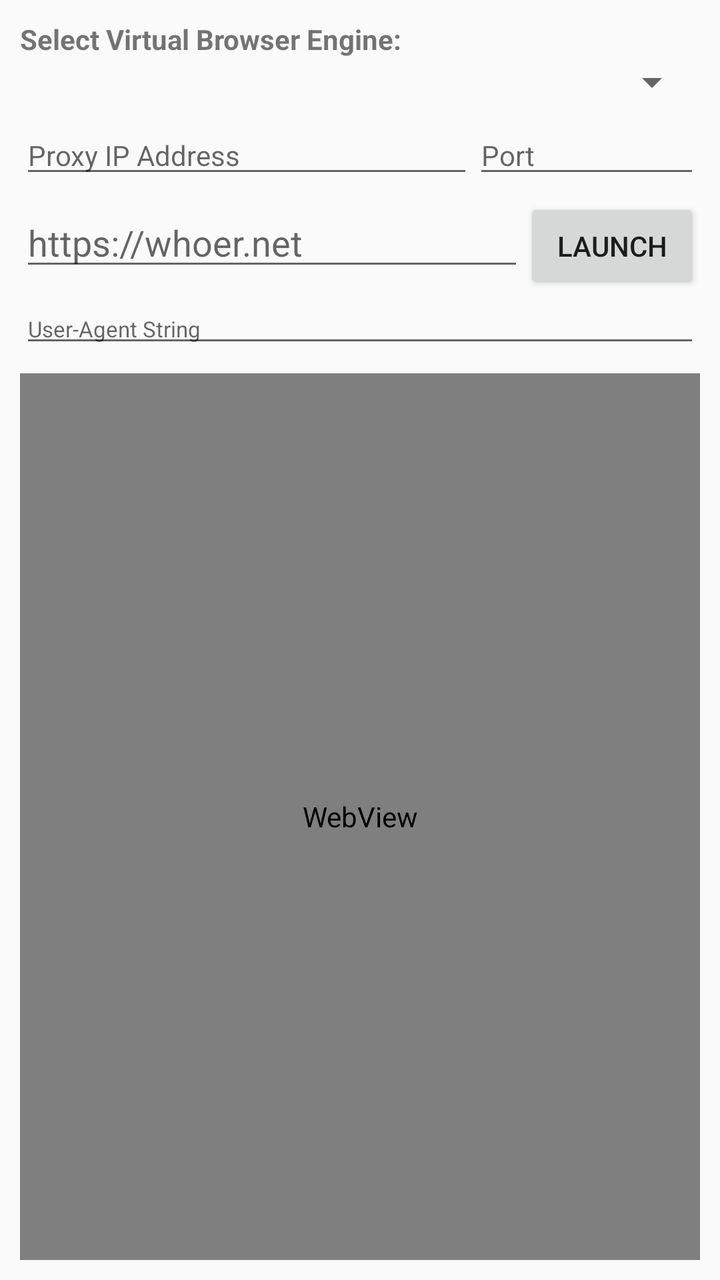
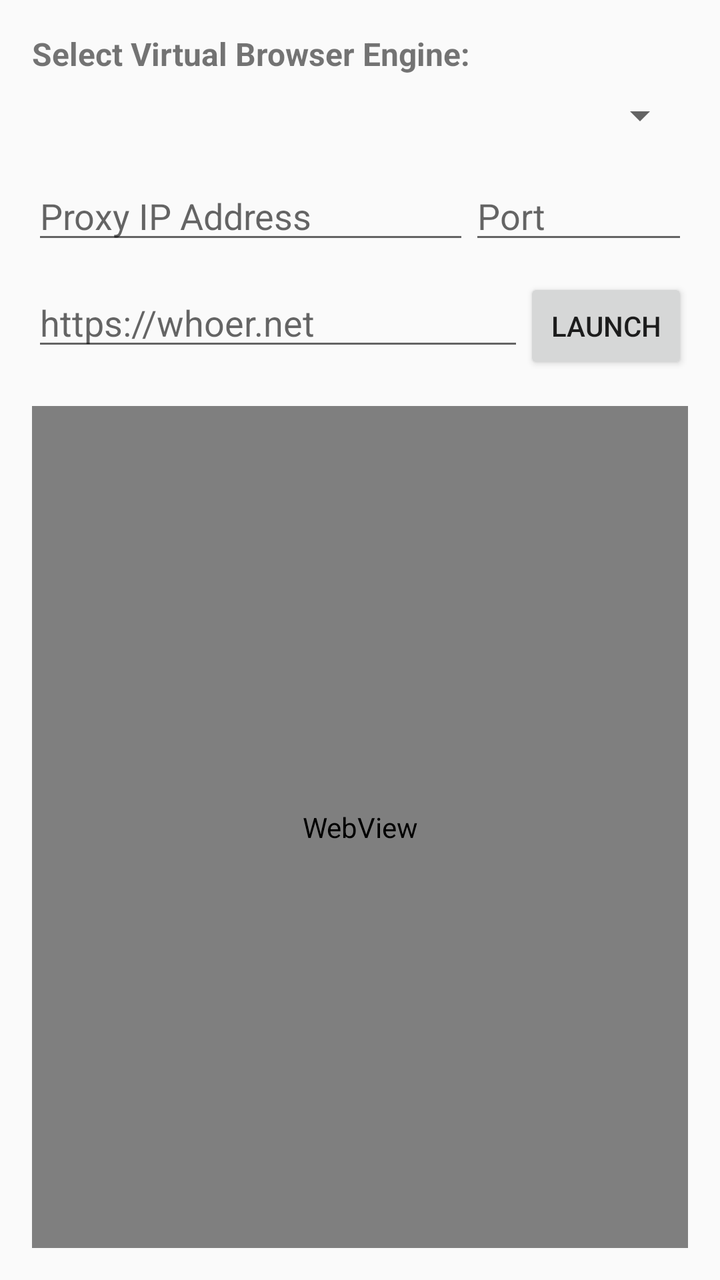

Screens rendered from an Android XML layout before and after an edit, with the pre-edit source and the edit as a unified diff.
<!-- AndroidManifest.xml: application theme Theme.AppCompat.Light.NoActionBar -->
<!-- res/layout/activity_main.xml -->
<?xml version="1.0" encoding="utf-8"?>
<LinearLayout xmlns:android="http://schemas.android.com/apk/res/android"
    android:layout_width="match_parent"
    android:layout_height="match_parent"
    android:orientation="vertical"
    android:padding="10dp">

    <TextView
        android:layout_width="wrap_content"
        android:layout_height="wrap_content"
        android:text="Select Virtual Browser Engine:"
        android:textStyle="bold" />

    <Spinner
        android:id="@+id/spBrowserType"
        android:layout_width="match_parent"
        android:layout_height="wrap_content"
        android:padding="8dp" />

    <LinearLayout
        android:layout_width="match_parent"
        android:layout_height="wrap_content"
        android:orientation="horizontal"
        android:layout_marginTop="5dp">

        <EditText
            android:id="@+id/etProxyIp"
            android:layout_width="0dp"
            android:layout_height="wrap_content"
            android:layout_weight="2"
            android:hint="Proxy IP Address"
            android:textSize="14sp" />

        <EditText
            android:id="@+id/etProxyPort"
            android:layout_width="0dp"
            android:layout_height="wrap_content"
            android:layout_weight="1"
            android:hint="Port"
            android:inputType="number"
            android:textSize="14sp" />
    </LinearLayout>

    <LinearLayout
        android:layout_width="match_parent"
        android:layout_height="wrap_content"
        android:orientation="horizontal"
        android:layout_marginTop="5dp">

        <EditText
            android:id="@+id/etUrl"
            android:layout_width="0dp"
            android:layout_height="wrap_content"
            android:layout_weight="1"
            android:hint="https://whoer.net"
            android:inputType="textUri" />

        <Button
            android:id="@+id/btnLoad"
            android:layout_width="wrap_content"
            android:layout_height="wrap_content"
            android:text="Launch" />
    </LinearLayout>

    <EditText
        android:id="@+id/etUserAgent"
        android:layout_width="match_parent"
        android:layout_height="wrap_content"
        android:hint="User-Agent String"
        android:textSize="11sp" />

    <WebView
        android:id="@+id/webView"
        android:layout_width="match_parent"
        android:layout_height="0dp"
        android:layout_weight="1"
        android:layout_marginTop="8dp" />

</LinearLayout>
<!-- resources referenced by this layout -->
<resources>

</resources>

<!-- the commit's change to res/layout/activity_main.xml (unified diff, before → after) -->
@@ -3,77 +3,70 @@
     android:layout_width="match_parent"
     android:layout_height="match_parent"
     android:orientation="vertical"
-    android:padding="10dp">
+    android:padding="16dp">
 
     <TextView
         android:layout_width="wrap_content"
         android:layout_height="wrap_content"
         android:text="Select Virtual Browser Engine:"
-        android:textStyle="bold" />
+        android:textStyle="bold"
+        android:textSize="16sp"
+        android:layout_marginBottom="8dp"/>
 
     <Spinner
-        android:id="@+id/spBrowserType"
+        android:id="@+id/engineSpinner"
         android:layout_width="match_parent"
         android:layout_height="wrap_content"
-        android:padding="8dp" />
+        android:layout_marginBottom="16dp"/>
 
     <LinearLayout
         android:layout_width="match_parent"
         android:layout_height="wrap_content"
         android:orientation="horizontal"
-        android:layout_marginTop="5dp">
+        android:layout_marginBottom="12dp">
 
         <EditText
-            android:id="@+id/etProxyIp"
+            android:id="@+id/proxyIpEditText"
             android:layout_width="0dp"
             android:layout_height="wrap_content"
             android:layout_weight="2"
             android:hint="Proxy IP Address"
-            android:textSize="14sp" />
+            android:inputType="text" />
 
         <EditText
-            android:id="@+id/etProxyPort"
+            android:id="@+id/proxyPortEditText"
             android:layout_width="0dp"
             android:layout_height="wrap_content"
             android:layout_weight="1"
             android:hint="Port"
-            android:inputType="number"
-            android:textSize="14sp" />
+            android:inputType="number" />
     </LinearLayout>
 
     <LinearLayout
         android:layout_width="match_parent"
         android:layout_height="wrap_content"
         android:orientation="horizontal"
-        android:layout_marginTop="5dp">
+        android:layout_marginBottom="16dp">
 
         <EditText
-            android:id="@+id/etUrl"
+            android:id="@+id/urlEditText"
             android:layout_width="0dp"
             android:layout_height="wrap_content"
-            android:layout_weight="1"
+            android:layout_weight="3"
             android:hint="https://whoer.net"
             android:inputType="textUri" />
 
         <Button
-            android:id="@+id/btnLoad"
-            android:layout_width="wrap_content"
+            android:id="@+id/launchButton"
+            android:layout_width="0dp"
             android:layout_height="wrap_content"
-            android:text="Launch" />
+            android:layout_weight="1"
+            android:text="LAUNCH" />
     </LinearLayout>
-
-    <EditText
-        android:id="@+id/etUserAgent"
-        android:layout_width="match_parent"
-        android:layout_height="wrap_content"
-        android:hint="User-Agent String"
-        android:textSize="11sp" />
 
     <WebView
         android:id="@+id/webView"
         android:layout_width="match_parent"
-        android:layout_height="0dp"
-        android:layout_weight="1"
-        android:layout_marginTop="8dp" />
+        android:layout_height="match_parent" />
 
 </LinearLayout>
